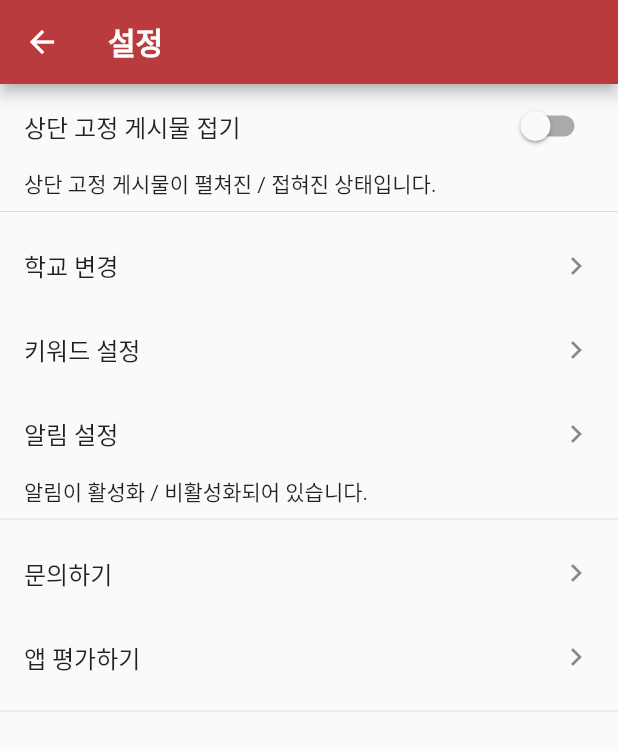
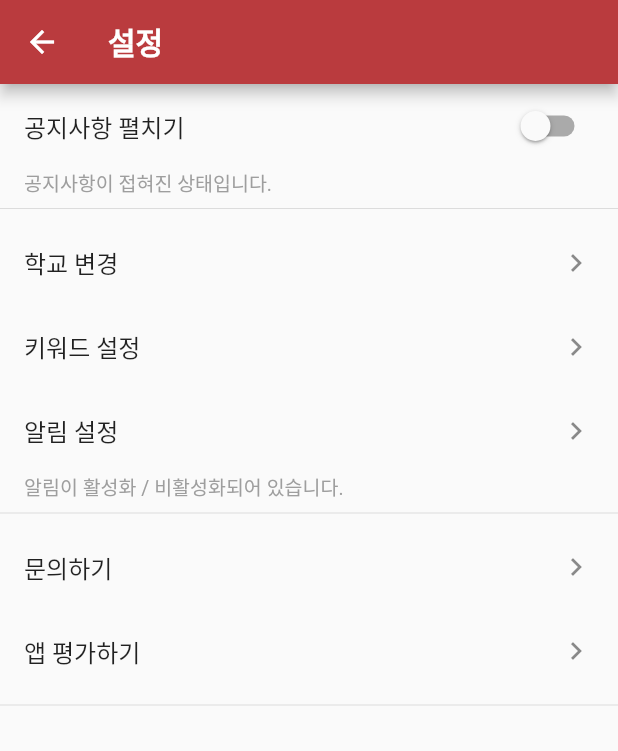
Before and after one commit to presto95/UniTice_Flutter, a Flutter app: the SettingPage screen opened by its route, on a phone screen of 412 x 824 dp. Shown: the top 751 px of the screen. Run offline on Flutter 3.47's test engine with Material 2 defaults, Android fonts, the phone set to English and light mode, and no system bars; our stand-ins replace shared_preferences, sqflite, webview_flutter; missing offline and left inert: flutter_email_sender; accounts and stored records are empty.

Commit message:
Refactor pages

```diff
--- a/lib/page/main/setting_page.dart
+++ b/lib/page/main/setting_page.dart
@@ -1,6 +1,7 @@
 import "package:flutter/material.dart";
 import "package:flutter_email_sender/flutter_email_sender.dart";
 import 'package:unitice/widget/app_bar_title.dart';
+import 'package:unitice/widget/notice_visibility_list_tile.dart';
 
 class SettingPage extends StatelessWidget {
   @override
@@ -13,7 +14,7 @@ class SettingPage extends StatelessWidget {
         children: <Widget>[
           Column(
             children: <Widget>[
-              _buildFirstSection(),
+              NoticeVisibilityListTile(),
               Divider(),
               _buildSecondSection(context),
               Divider(),
@@ -26,44 +27,27 @@ class SettingPage extends StatelessWidget {
     );
   }
 
-  Widget _buildFirstSection() {
-    return Column(
-      crossAxisAlignment: CrossAxisAlignment.start,
-      children: <Widget>[
-        ListTile(
-          title: const Text("상단 고정 게시물 접기"),
-          trailing: Switch(
-            value: false,
-            onChanged: (isOn) {},
-          ),
-        ),
-        Padding(
-          padding: const EdgeInsets.only(left: 16),
-          child: const Text("상단 고정 게시물이 펼쳐진 / 접혀진 상태입니다."),
-        ),
-      ],
-    );
-  }
-
   Widget _buildSecondSection(BuildContext context) {
     return Column(
       crossAxisAlignment: CrossAxisAlignment.start,
       children: <Widget>[
+        _buildListTileWithDisclosureIndicator("학교 변경",
+            () => Navigator.of(context).pushNamed("/setting/changeUniversity")),
+        _buildListTileWithDisclosureIndicator("키워드 설정",
+            () => Navigator.of(context).pushNamed("/setting/changeKeyword")),
         _buildListTileWithDisclosureIndicator(
-            title: "학교 변경",
-            onTap: () =>
-                Navigator.of(context).pushNamed("/setting/changeUniversity")),
-        _buildListTileWithDisclosureIndicator(
-            title: "키워드 설정",
-            onTap: () =>
-                Navigator.of(context).pushNamed("/setting/changeKeyword")),
-        _buildListTileWithDisclosureIndicator(
-          title: "알림 설정",
-          onTap: () {},
+          "알림 설정",
+          () {},
         ),
         Padding(
           padding: const EdgeInsets.only(left: 16),
-          child: Text("알림이 활성화 / 비활성화되어 있습니다."),
+          child: Text(
+            "알림이 활성화 / 비활성화되어 있습니다.",
+            style: TextStyle(
+              color: Colors.grey,
+              fontSize: 13,
+            ),
+          ),
         ),
       ],
     );
@@ -73,19 +57,19 @@ class SettingPage extends StatelessWidget {
     return Column(
       children: <Widget>[
         _buildListTileWithDisclosureIndicator(
-          title: "문의하기",
-          onTap: _makeEmailForm,
+          "문의하기",
+          _makeEmailForm,
         ),
         _buildListTileWithDisclosureIndicator(
-          title: "앱 평가하기",
-          onTap: () {},
+          "앱 평가하기",
+          () {},
         ),
       ],
     );
   }
 
   Widget _buildListTileWithDisclosureIndicator(
-      {String title, void Function() onTap}) {
+      String title, void Function() onTap) {
     return ListTile(
       title: Text(title),
       trailing: Icon(Icons.navigate_next),
--- /dev/null
+++ b/lib/widget/notice_visibility_list_tile.dart
@@ -0,0 +1,66 @@
+import "package:flutter/material.dart";
+import 'package:unitice/model/user.dart';
+
+class NoticeVisibilityListTile extends StatefulWidget {
+  @override
+  _NoticeVisibilityListTileState createState() =>
+      _NoticeVisibilityListTileState();
+}
+
+class _NoticeVisibilityListTileState extends State<NoticeVisibilityListTile> {
+  bool _isNoticeVisible = false;
+  String get _visibilityDescription =>
+      "공지사항이 ${_isNoticeVisible ? "펼쳐진" : "접혀진"} 상태입니다.";
+
+  @override
+  void initState() {
+    super.initState();
+    _setNoticeVisibility();
+  }
+
+  @override
+  Widget build(BuildContext context) {
+    return Column(
+      crossAxisAlignment: CrossAxisAlignment.start,
+      children: <Widget>[
+        _buildListTile(),
+        _buildVisibilityDescriptionText(),
+      ],
+    );
+  }
+
+  Widget _buildListTile() {
+    return ListTile(
+      title: const Text("공지사항 펼치기"),
+      trailing: Switch(
+        value: _isNoticeVisible,
+        onChanged: (isOn) {
+          User.setNoticeVisibility(isOn);
+          setState(() {
+            _isNoticeVisible = isOn;
+          });
+        },
+      ),
+    );
+  }
+
+  Widget _buildVisibilityDescriptionText() {
+    return Container(
+      padding: const EdgeInsets.only(left: 16),
+      child: Text(
+        _visibilityDescription,
+        style: TextStyle(
+          color: Colors.grey,
+          fontSize: 13,
+        ),
+      ),
+    );
+  }
+
+  void _setNoticeVisibility() async {
+    final isVisible = await User.isNoticeVisible;
+    setState(() {
+      _isNoticeVisible = isVisible ?? false;
+    });
+  }
+}
```
Also changed, not shown: lib/page/main/bookmark_page.dart (+17 -12 lines), lib/page/main/main_page.dart (+4 -3 lines).
